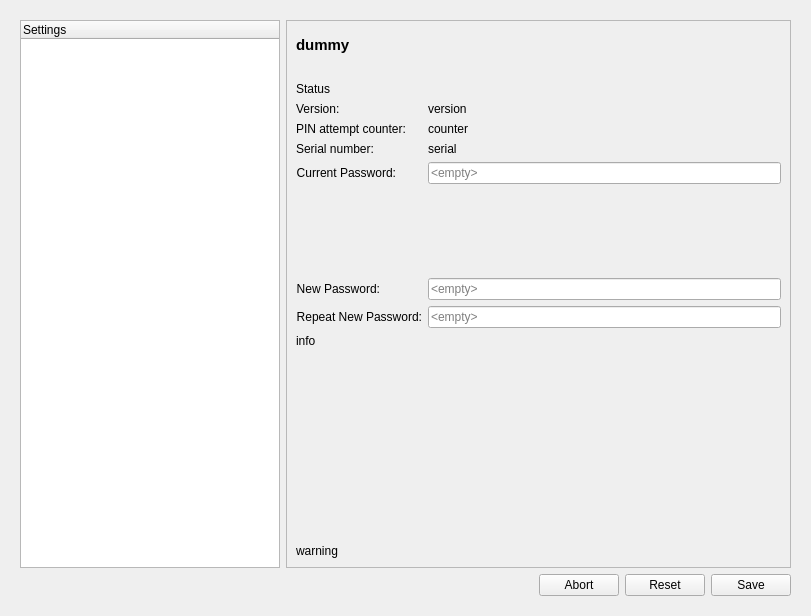
First picture: the form in nitrokeyapp/ui/settings_tab.ui, repository Nitrokey/nitrokey-app2, before the edit.
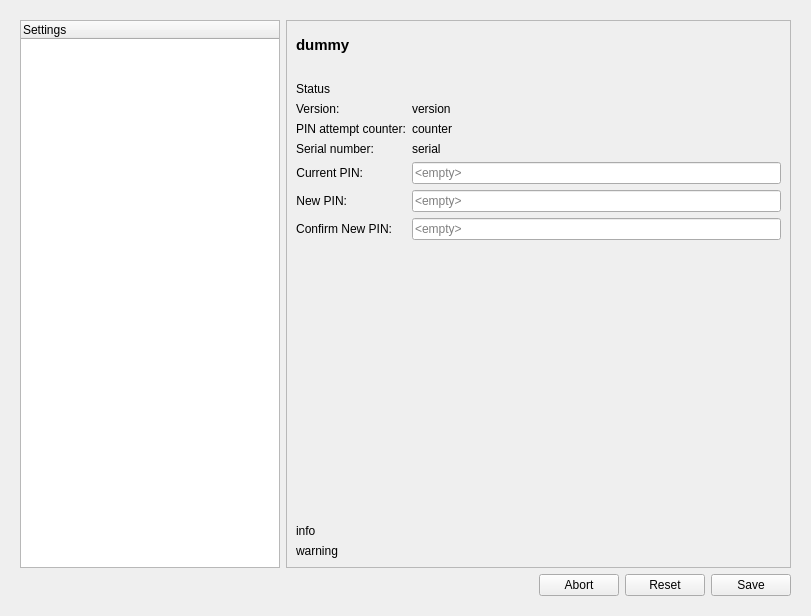
Second picture: the form after the edit. Icons and pictures are not drawn.

Patch:
```diff
--- a/nitrokeyapp/ui/settings_tab.ui
+++ b/nitrokeyapp/ui/settings_tab.ui
@@ -216,55 +216,10 @@
             </property>
            </widget>
           </item>
-          <item row="10" column="0">
-           <widget class="QLabel" name="current_password_label">
-            <property name="text">
-             <string>Current Password:</string>
-            </property>
-            <property name="alignment">
-             <set>Qt::AlignRight|Qt::AlignTrailing|Qt::AlignVCenter</set>
-            </property>
-           </widget>
-          </item>
-          <item row="10" column="1">
-           <widget class="QLineEdit" name="current_password">
-            <property name="sizePolicy">
-             <sizepolicy hsizetype="Expanding" vsizetype="Fixed">
-              <horstretch>8</horstretch>
-              <verstretch>0</verstretch>
-             </sizepolicy>
-            </property>
-            <property name="echoMode">
-             <enum>QLineEdit::Password</enum>
-            </property>
-            <property name="dragEnabled">
-             <bool>false</bool>
-            </property>
-            <property name="placeholderText">
-             <string>&lt;empty&gt;</string>
-            </property>
-            <property name="clearButtonEnabled">
-             <bool>false</bool>
-            </property>
-           </widget>
-          </item>
-          <item row="11" column="0">
-           <spacer name="__current_password_spacer">
-            <property name="orientation">
-             <enum>Qt::Vertical</enum>
-            </property>
-            <property name="sizeHint" stdset="0">
-             <size>
-              <width>60</width>
-              <height>40</height>
-             </size>
-            </property>
-           </spacer>
-          </item>
           <item row="13" column="0">
            <widget class="QLabel" name="new_password_label">
             <property name="text">
-             <string>New Password:</string>
+             <string>New PIN:</string>
             </property>
             <property name="alignment">
              <set>Qt::AlignRight|Qt::AlignTrailing|Qt::AlignVCenter</set>
@@ -299,7 +254,7 @@
              <enum>Qt::LeftToRight</enum>
             </property>
             <property name="text">
-             <string>Repeat New Password:</string>
+             <string>Confirm New PIN:</string>
             </property>
             <property name="alignment">
              <set>Qt::AlignRight|Qt::AlignTrailing|Qt::AlignVCenter</set>
@@ -322,28 +277,6 @@
             </property>
            </widget>
           </item>
-          <item row="15" column="0" colspan="2">
-           <widget class="QLabel" name="info_label">
-            <property name="sizePolicy">
-             <sizepolicy hsizetype="Minimum" vsizetype="Minimum">
-              <horstretch>0</horstretch>
-              <verstretch>0</verstretch>
-             </sizepolicy>
-            </property>
-            <property name="text">
-             <string>info</string>
-            </property>
-            <property name="alignment">
-             <set>Qt::AlignLeading|Qt::AlignLeft|Qt::AlignVCenter</set>
-            </property>
-            <property name="wordWrap">
-             <bool>true</bool>
-            </property>
-            <property name="textInteractionFlags">
-             <set>Qt::LinksAccessibleByMouse|Qt::TextSelectableByMouse</set>
-            </property>
-           </widget>
-          </item>
           <item row="16" column="0">
            <spacer name="__verticalSpacer">
             <property name="orientation">
@@ -360,11 +293,77 @@
             </property>
            </spacer>
           </item>
-          <item row="17" column="0">
+          <item row="17" column="0" colspan="2">
+           <widget class="QLabel" name="info_label">
+            <property name="sizePolicy">
+             <sizepolicy hsizetype="Expanding" vsizetype="Minimum">
+              <horstretch>0</horstretch>
+              <verstretch>0</verstretch>
+             </sizepolicy>
+            </property>
+            <property name="text">
+             <string>info</string>
+            </property>
+            <property name="alignment">
+             <set>Qt::AlignmentFlag::AlignJustify|Qt::AlignmentFlag::AlignVCenter</set>
+            </property>
+            <property name="wordWrap">
+             <bool>true</bool>
+            </property>
+            <property name="textInteractionFlags">
+             <set>Qt::TextInteractionFlag::LinksAccessibleByMouse|Qt::TextInteractionFlag::TextSelectableByMouse</set>
+            </property>
+           </widget>
+          </item>
+          <item row="18" column="0" colspan="2">
            <widget class="QLabel" name="warning_label">
+            <property name="sizePolicy">
+             <sizepolicy hsizetype="MinimumExpanding" vsizetype="Preferred">
+              <horstretch>0</horstretch>
+              <verstretch>0</verstretch>
+             </sizepolicy>
+            </property>
             <property name="text">
              <string>warning</string>
             </property>
+            <property name="textFormat">
+             <enum>Qt::TextFormat::MarkdownText</enum>
+            </property>
+            <property name="wordWrap">
+             <bool>true</bool>
+            </property>
+           </widget>
+          </item>
+          <item row="12" column="0">
+           <widget class="QLabel" name="current_password_label">
+            <property name="text">
+             <string>Current PIN:</string>
+            </property>
+            <property name="alignment">
+             <set>Qt::AlignmentFlag::AlignRight|Qt::AlignmentFlag::AlignTrailing|Qt::AlignmentFlag::AlignVCenter</set>
+            </property>
+           </widget>
+          </item>
+          <item row="12" column="1">
+           <widget class="QLineEdit" name="current_password">
+            <property name="sizePolicy">
+             <sizepolicy hsizetype="Expanding" vsizetype="Fixed">
+              <horstretch>8</horstretch>
+              <verstretch>0</verstretch>
+             </sizepolicy>
+            </property>
+            <property name="echoMode">
+             <enum>QLineEdit::EchoMode::Password</enum>
+            </property>
+            <property name="dragEnabled">
+             <bool>false</bool>
+            </property>
+            <property name="placeholderText">
+             <string>&lt;empty&gt;</string>
+            </property>
+            <property name="clearButtonEnabled">
+             <bool>false</bool>
+            </property>
            </widget>
           </item>
          </layout>
```
Left out of the diff: 34 changed lines with no effect on the pictures.
